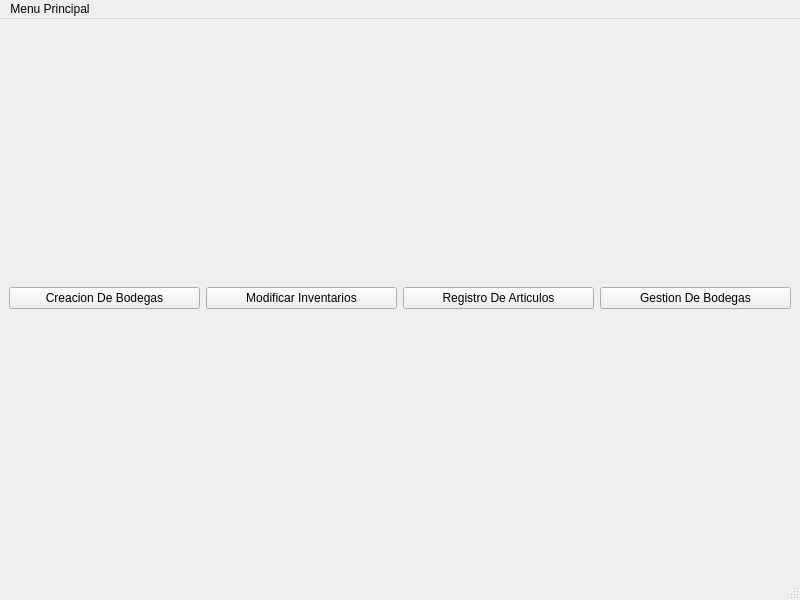
This is UI/qtMainWindow.ui in TonyAlvaDB/ProyectoFinal as Qt 5 draws it before an edit. The edited form follows.
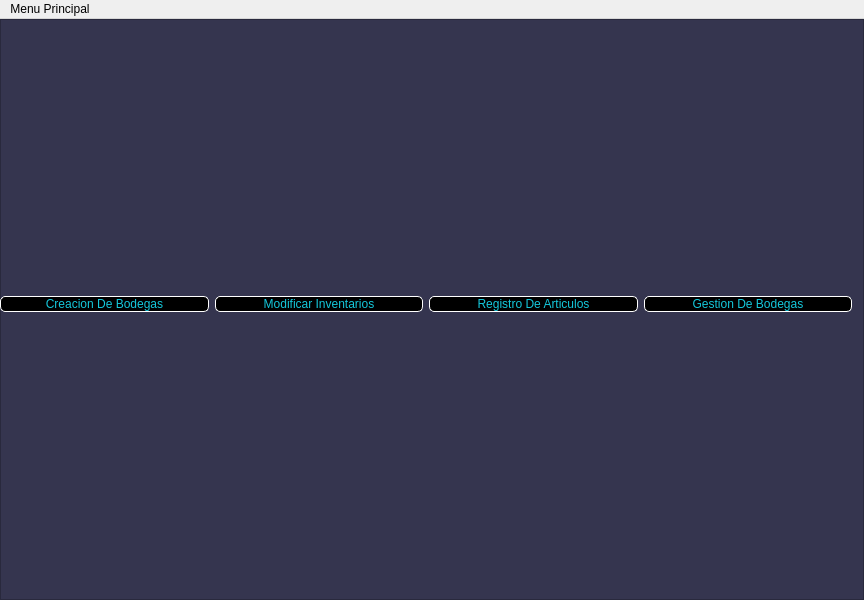
This is the edited form. Icons and pictures are not drawn.

The edit to the form file:
```diff
--- a/UI/qtMainWindow.ui
+++ b/UI/qtMainWindow.ui
@@ -6,7 +6,7 @@
    <rect>
     <x>0</x>
     <y>0</y>
-    <width>800</width>
+    <width>864</width>
     <height>600</height>
    </rect>
   </property>
@@ -17,21 +17,85 @@
    <string>CDP || Bodegas</string>
   </property>
   <widget class="QWidget" name="centralwidget">
-   <layout class="QHBoxLayout" name="horizontalLayout">
+   <layout class="QHBoxLayout" name="horizontalLayout" stretch="0">
+    <property name="spacing">
+     <number>0</number>
+    </property>
+    <property name="leftMargin">
+     <number>0</number>
+    </property>
+    <property name="topMargin">
+     <number>0</number>
+    </property>
+    <property name="rightMargin">
+     <number>0</number>
+    </property>
+    <property name="bottomMargin">
+     <number>0</number>
+    </property>
+    <item>
+     <widget class="QFrame" name="frameDeBodegas">
+      <property name="styleSheet">
+       <string notr="true">QFrame{
+background-color:rgb(53, 53, 79);
+}
+
+QPushButton{
+font:87 12pt &quot;Arial Black&quot;;
+background-color:#000000ff;
+color:rgb(20, 200, 220);
+border-radius:5px;
+border:1px solid white;
+
+}
+
+QPushButton:hover{
+background-color:black;
+}</string>
+      </property>
+      <property name="frameShape">
+       <enum>QFrame::StyledPanel</enum>
+      </property>
+      <property name="frameShadow">
+       <enum>QFrame::Raised</enum>
+      </property>
+      <widget class="QWidget" name="layoutWidget">
+       <property name="geometry">
+        <rect>
+         <x>0</x>
+         <y>210</y>
+         <width>852</width>
+         <height>151</height>
+        </rect>
+       </property>
+       <layout class="QHBoxLayout" name="horizontalLayout_2">
     <item>
      <widget class="QPushButton" name="qtBTNCreacionDeBodegas">
       <property name="cursor">
        <cursorShape>PointingHandCursor</cursorShape>
       </property>
+          <property name="styleSheet">
+           <string notr="true">background-color:rgb(0, 0, 0)</string>
+          </property>
       <property name="text">
        <string>Creacion De Bodegas</string>
       </property>
+          <property name="icon">
+           <iconset>
+            <normaloff>../../Downloads/truck (1).svg</normaloff>../../Downloads/truck (1).svg</iconset>
+          </property>
+          <property name="iconSize">
+           <size>
+            <width>18</width>
+            <height>18</height>
+           </size>
+          </property>
      </widget>
     </item>
     <item>
      <widget class="QPushButton" name="qtBTNModificarInventarios">
-      <property name="cursor">
-       <cursorShape>PointingHandCursor</cursorShape>
+          <property name="styleSheet">
+           <string notr="true">background-color:rgb(0, 0, 0)</string>
       </property>
       <property name="text">
        <string>Modificar Inventarios</string>
@@ -43,9 +107,22 @@
       <property name="cursor">
        <cursorShape>PointingHandCursor</cursorShape>
       </property>
+          <property name="styleSheet">
+           <string notr="true">background-color:rgb(0, 0, 0)</string>
+          </property>
       <property name="text">
        <string>Registro De Articulos</string>
       </property>
+          <property name="icon">
+           <iconset>
+            <normaloff>../../Downloads/list (1).svg</normaloff>../../Downloads/list (1).svg</iconset>
+          </property>
+          <property name="iconSize">
+           <size>
+            <width>18</width>
+            <height>18</height>
+           </size>
+          </property>
      </widget>
     </item>
     <item>
@@ -53,9 +130,26 @@
       <property name="cursor">
        <cursorShape>PointingHandCursor</cursorShape>
       </property>
+          <property name="styleSheet">
+           <string notr="true">background-color:rgb(0, 0, 0)</string>
+          </property>
       <property name="text">
        <string>Gestion De Bodegas</string>
       </property>
+          <property name="icon">
+           <iconset>
+            <normaloff>../../Downloads/folder (1).svg</normaloff>../../Downloads/folder (1).svg</iconset>
+          </property>
+          <property name="iconSize">
+           <size>
+            <width>15</width>
+            <height>15</height>
+           </size>
+          </property>
+         </widget>
+        </item>
+       </layout>
+      </widget>
      </widget>
     </item>
    </layout>
@@ -65,7 +159,7 @@
     <rect>
      <x>0</x>
      <y>0</y>
-     <width>800</width>
+     <width>864</width>
      <height>21</height>
     </rect>
    </property>
@@ -77,7 +171,6 @@
    </widget>
    <addaction name="menuMenu_Principal"/>
   </widget>
-  <widget class="QStatusBar" name="statusbar"/>
   <action name="actionCreacion_De_Bodegas">
    <property name="text">
     <string>Creacion De Bodegas</string>
```
Left out of the diff: 4 changed lines with no effect on the pictures. Lines whose indentation alone changed are shown as unchanged.
